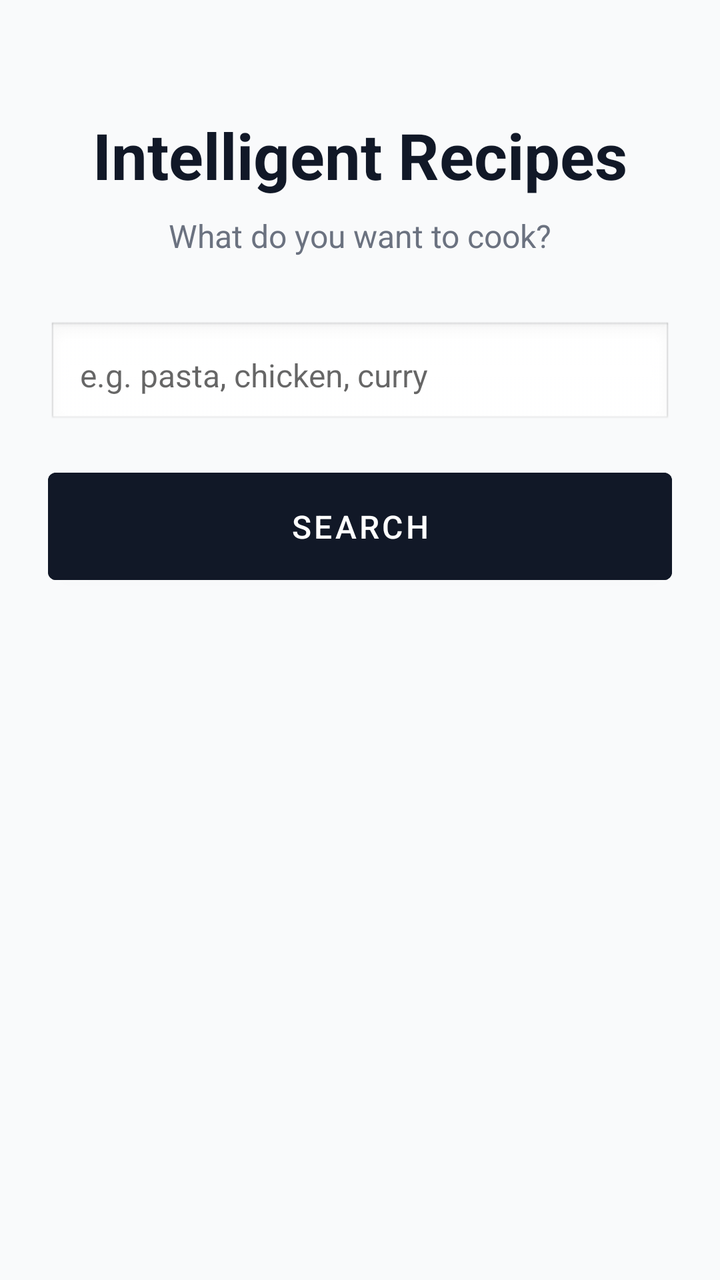
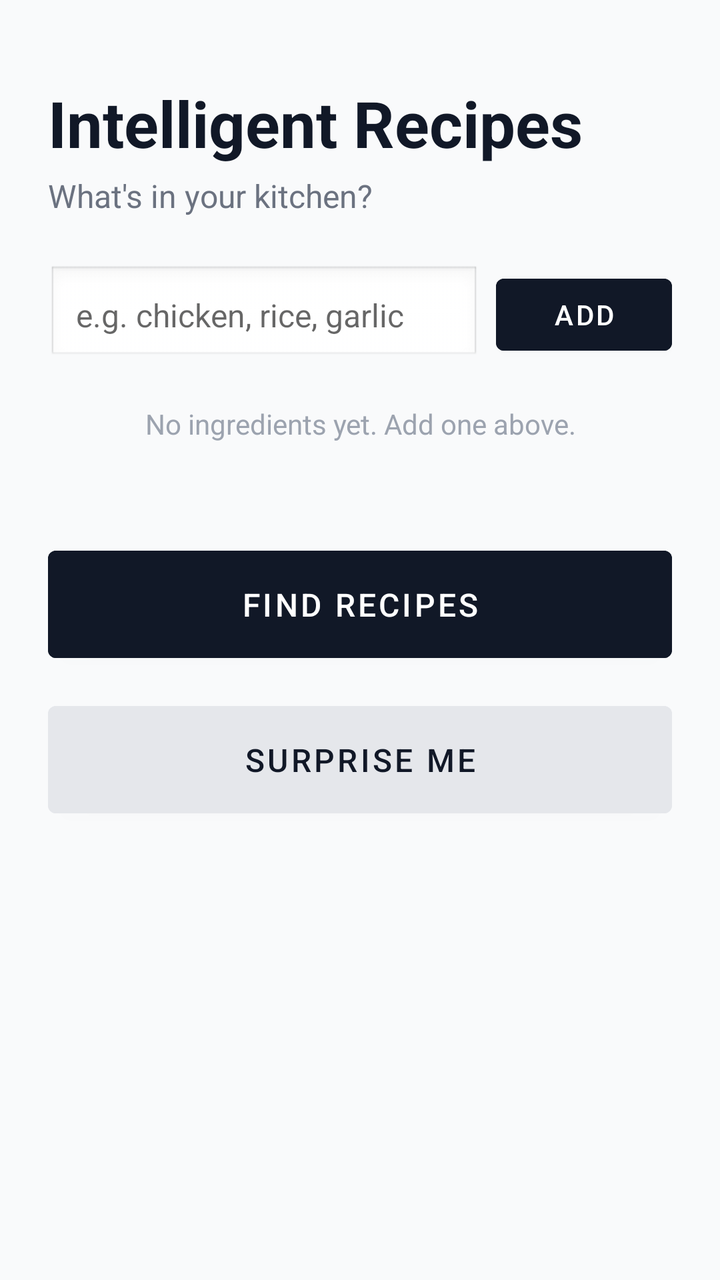

Compare the two renders of this Android layout. The source of the first and the diff that turns it into the second are given below.
<!-- AndroidManifest.xml: application theme Theme.Intelligentrecipy -->
<!-- res/layout/activity_main.xml -->
<?xml version="1.0" encoding="utf-8"?>
<LinearLayout xmlns:android="http://schemas.android.com/apk/res/android"
    android:layout_width="match_parent"
    android:layout_height="match_parent"
    android:orientation="vertical"
    android:padding="24dp"
    android:background="#F9FAFB">

    <TextView
        android:layout_width="match_parent"
        android:layout_height="wrap_content"
        android:text="Intelligent Recipes"
        android:textSize="32sp"
        android:textStyle="bold"
        android:textColor="#111827"
        android:gravity="center"
        android:layout_marginTop="32dp"
        android:layout_marginBottom="8dp" />

    <TextView
        android:layout_width="match_parent"
        android:layout_height="wrap_content"
        android:text="What do you want to cook?"
        android:textSize="16sp"
        android:textColor="#6B7280"
        android:gravity="center"
        android:layout_marginBottom="32dp" />

    <EditText
        android:id="@+id/searchInput"
        android:layout_width="match_parent"
        android:layout_height="wrap_content"
        android:hint="e.g. pasta, chicken, curry"
        android:padding="16dp"
        android:background="@android:drawable/edit_text"
        android:textSize="16sp"
        android:inputType="text"
        android:imeOptions="actionSearch"
        android:maxLines="1"
        android:layout_marginBottom="16dp" />

    <Button
        android:id="@+id/searchButton"
        android:layout_width="match_parent"
        android:layout_height="wrap_content"
        android:text="Search"
        android:textSize="16sp"
        android:padding="16dp"
        android:backgroundTint="#111827"
        android:textColor="#FFFFFF" />

</LinearLayout>
<!-- resources referenced by this layout -->
<resources>
  <style name="Theme.Intelligentrecipy" parent="Theme.MaterialComponents.DayNight.DarkActionBar">
          
          <item name="colorPrimary">@color/purple_500</item>
          <item name="colorPrimaryVariant">@color/purple_700</item>
          <item name="colorOnPrimary">@color/white</item>
          
          <item name="colorSecondary">@color/teal_200</item>
          <item name="colorSecondaryVariant">@color/teal_700</item>
          <item name="colorOnSecondary">@color/black</item>
          
          <item name="android:statusBarColor">?attr/colorPrimaryVariant</item>
          
      </style>
  <color name="purple_500">#FF6200EE</color>
  <color name="purple_700">#FF3700B3</color>
  <color name="white">#FFFFFFFF</color>
  <color name="teal_200">#FF03DAC5</color>
  <color name="teal_700">#FF018786</color>
  <color name="black">#FF000000</color>
</resources>

<!-- the commit's change to res/layout/activity_main.xml (unified diff, before → after) -->
@@ -1,52 +1,107 @@
 <?xml version="1.0" encoding="utf-8"?>
-<LinearLayout xmlns:android="http://schemas.android.com/apk/res/android"
+<ScrollView xmlns:android="http://schemas.android.com/apk/res/android"
+    xmlns:app="http://schemas.android.com/apk/res-auto"
     android:layout_width="match_parent"
     android:layout_height="match_parent"
-    android:orientation="vertical"
-    android:padding="24dp"
+    android:fillViewport="true"
     android:background="#F9FAFB">
 
-    <TextView
+    <LinearLayout
         android:layout_width="match_parent"
         android:layout_height="wrap_content"
-        android:text="Intelligent Recipes"
-        android:textSize="32sp"
-        android:textStyle="bold"
-        android:textColor="#111827"
-        android:gravity="center"
-        android:layout_marginTop="32dp"
-        android:layout_marginBottom="8dp" />
+        android:orientation="vertical"
+        android:padding="24dp">
 
-    <TextView
-        android:layout_width="match_parent"
-        android:layout_height="wrap_content"
-        android:text="What do you want to cook?"
-        android:textSize="16sp"
-        android:textColor="#6B7280"
-        android:gravity="center"
-        android:layout_marginBottom="32dp" />
+        <TextView
+            android:layout_width="match_parent"
+            android:layout_height="wrap_content"
+            android:text="Intelligent Recipes"
+            android:textSize="32sp"
+            android:textStyle="bold"
+            android:textColor="#111827"
+            android:layout_marginTop="16dp" />
 
-    <EditText
-        android:id="@+id/searchInput"
-        android:layout_width="match_parent"
-        android:layout_height="wrap_content"
-        android:hint="e.g. pasta, chicken, curry"
-        android:padding="16dp"
-        android:background="@android:drawable/edit_text"
-        android:textSize="16sp"
-        android:inputType="text"
-        android:imeOptions="actionSearch"
-        android:maxLines="1"
-        android:layout_marginBottom="16dp" />
+        <TextView
+            android:layout_width="match_parent"
+            android:layout_height="wrap_content"
+            android:text="What's in your kitchen?"
+            android:textSize="16sp"
+            android:textColor="#6B7280"
+            android:layout_marginTop="4dp"
+            android:layout_marginBottom="24dp" />
 
-    <Button
-        android:id="@+id/searchButton"
-        android:layout_width="match_parent"
-        android:layout_height="wrap_content"
-        android:text="Search"
-        android:textSize="16sp"
-        android:padding="16dp"
-        android:backgroundTint="#111827"
-        android:textColor="#FFFFFF" />
+        
+        <LinearLayout
+            android:layout_width="match_parent"
+            android:layout_height="wrap_content"
+            android:orientation="horizontal"
+            android:gravity="center_vertical">
 
-</LinearLayout>
+            <EditText
+                android:id="@+id/ingredientInput"
+                android:layout_width="0dp"
+                android:layout_height="wrap_content"
+                android:layout_weight="1"
+                android:hint="e.g. chicken, rice, garlic"
+                android:padding="14dp"
+                android:background="@android:drawable/edit_text"
+                android:textSize="16sp"
+                android:inputType="text"
+                android:imeOptions="actionDone"
+                android:maxLines="1" />
+
+            <Button
+                android:id="@+id/addButton"
+                android:layout_width="wrap_content"
+                android:layout_height="wrap_content"
+                android:layout_marginStart="8dp"
+                android:text="Add"
+                android:backgroundTint="#111827"
+                android:textColor="#FFFFFF" />
+        </LinearLayout>
+
+        
+        <TextView
+            android:id="@+id/emptyMessage"
+            android:layout_width="match_parent"
+            android:layout_height="wrap_content"
+            android:text="No ingredients yet. Add one above."
+            android:textSize="14sp"
+            android:textColor="#9CA3AF"
+            android:layout_marginTop="20dp"
+            android:gravity="center" />
+
+        
+        <com.google.android.material.chip.ChipGroup
+            android:id="@+id/chipGroup"
+            android:layout_width="match_parent"
+            android:layout_height="wrap_content"
+            android:layout_marginTop="16dp"
+            app:chipSpacingHorizontal="8dp"
+            app:chipSpacingVertical="8dp" />
+
+        
+        <Button
+            android:id="@+id/findRecipesButton"
+            android:layout_width="match_parent"
+            android:layout_height="wrap_content"
+            android:layout_marginTop="32dp"
+            android:text="Find Recipes"
+            android:textSize="16sp"
+            android:padding="16dp"
+            android:backgroundTint="#111827"
+            android:textColor="#FFFFFF" />
+
+        <Button
+            android:id="@+id/surpriseMeButton"
+            android:layout_width="match_parent"
+            android:layout_height="wrap_content"
+            android:layout_marginTop="12dp"
+            android:text="Surprise me"
+            android:textSize="16sp"
+            android:padding="16dp"
+            android:backgroundTint="#E5E7EB"
+            android:textColor="#111827" />
+
+    </LinearLayout>
+</ScrollView>
